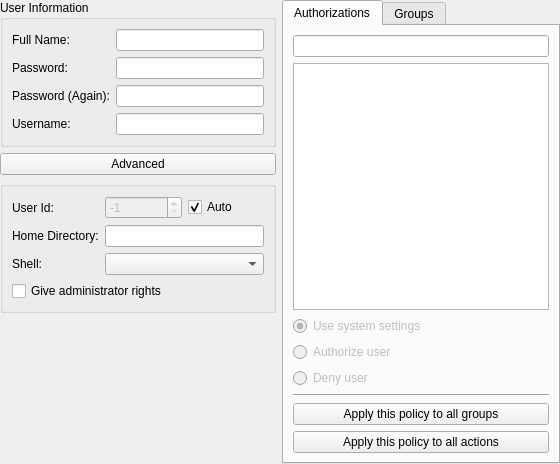
Qt form playground/intern/2011/manager-improvements/user-manager/manager/ui/edituser.ui (pars-linux/uludag) before a commit.
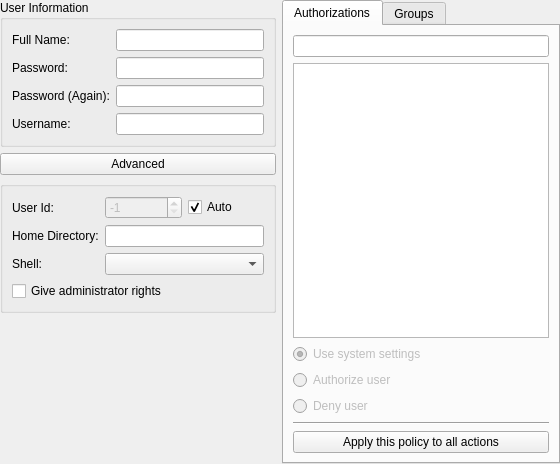
The same form after that commit. Custom widgets are drawn as their Qt base class.

```diff
--- a/playground/intern/2011/manager-improvements/user-manager/manager/ui/edituser.ui
+++ b/playground/intern/2011/manager-improvements/user-manager/manager/ui/edituser.ui
@@ -332,13 +332,6 @@
          </property>
         </widget>
        </item>
-       <item row="6" column="0">
-        <widget class="QPushButton" name="pushCategoryAuth">
-         <property name="text">
-          <string>Apply this policy to all groups</string>
-         </property>
-        </widget>
-       </item>
       </layout>
      </widget>
      <widget class="QWidget" name="tabGroups">
@@ -412,6 +405,11 @@
   </layout>
  </widget>
  <customwidgets>
+  <customwidget>
+   <class>KTreeWidgetSearchLine</class>
+   <extends>KLineEdit</extends>
+   <header>ktreewidgetsearchline.h</header>
+  </customwidget>
   <customwidget>
    <class>KLineEdit</class>
    <extends>QLineEdit</extends>
@@ -422,11 +420,6 @@
    <extends>KLineEdit</extends>
    <header>klistwidgetsearchline.h</header>
   </customwidget>
-  <customwidget>
-   <class>KTreeWidgetSearchLine</class>
-   <extends>KLineEdit</extends>
-   <header>ktreewidgetsearchline.h</header>
-  </customwidget>
  </customwidgets>
  <tabstops>
   <tabstop>lineFullname</tabstop>
```
Left out of the diff: 6 changed lines with no effect on the pictures.
